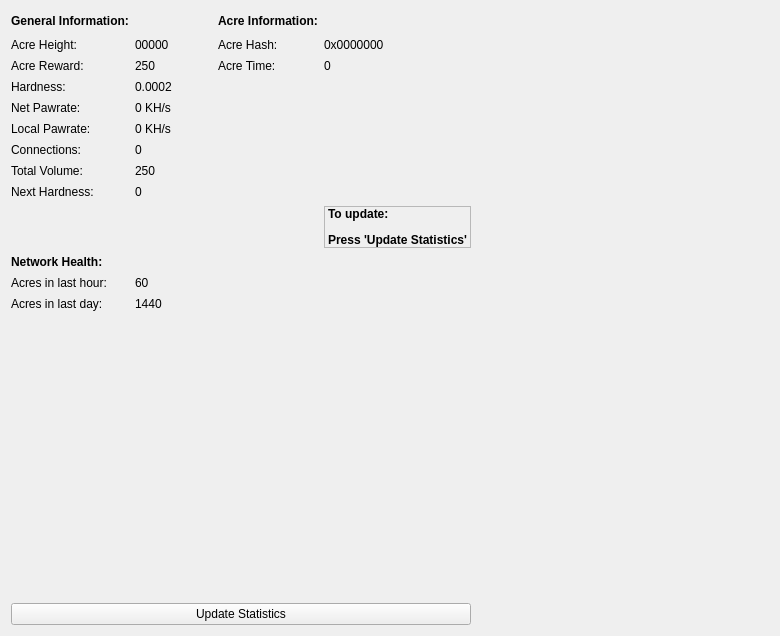
Above: src/qt/forms/statisticspage.ui from MrHFox/FoxHole_ before the change. Below: the same form after it.
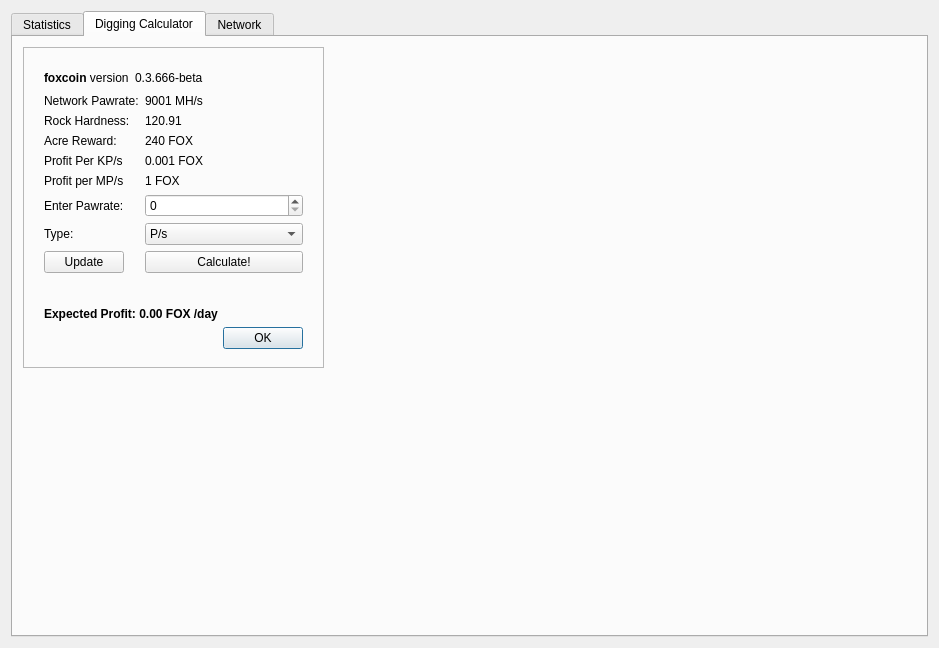
That is the form after the change. The open tabs and pages were chosen to show the change.

Commit message: Added More statistics and fixed makefiles

Diff of the .ui file:
```diff
--- a/src/qt/forms/statisticspage.ui
+++ b/src/qt/forms/statisticspage.ui
@@ -6,8 +6,8 @@
    <rect>
     <x>0</x>
     <y>0</y>
-    <width>780</width>
-    <height>636</height>
+    <width>939</width>
+    <height>648</height>
    </rect>
   </property>
   <property name="windowTitle">
@@ -17,20 +17,35 @@
    <property name="sizeConstraint">
     <enum>QLayout::SetMaximumSize</enum>
    </property>
-   <item row="2" column="0">
-    <spacer name="verticalSpacer_2">
-     <property name="orientation">
-      <enum>Qt::Vertical</enum>
+   <item row="0" column="1">
+    <widget class="QTabWidget" name="tabWidget">
+     <property name="sizePolicy">
+      <sizepolicy hsizetype="Expanding" vsizetype="Expanding">
+       <horstretch>0</horstretch>
+       <verstretch>0</verstretch>
+      </sizepolicy>
      </property>
-     <property name="sizeHint" stdset="0">
-      <size>
-       <width>20</width>
-       <height>40</height>
-      </size>
+     <property name="tabPosition">
+      <enum>QTabWidget::North</enum>
      </property>
-    </spacer>
-   </item>
-   <item row="1" column="0">
+     <property name="currentIndex">
+      <number>2</number>
+     </property>
+     <widget class="QWidget" name="tabWidgetPage1" native="true">
+      <attribute name="title">
+       <string>Statistics</string>
+      </attribute>
+      <widget class="QWidget" name="gridLayoutWidget">
+       <property name="geometry">
+        <rect>
+         <x>10</x>
+         <y>10</y>
+         <width>891</width>
+         <height>581</height>
+        </rect>
+       </property>
+       <layout class="QGridLayout" name="gridLayout_3">
+        <item row="0" column="0">
     <layout class="QGridLayout" name="gridLayout_2">
      <property name="leftMargin">
       <number>0</number>
@@ -303,20 +318,349 @@
        </property>
       </spacer>
      </item>
-    </layout>
-   </item>
-   <item row="3" column="0">
+          <item row="9" column="0">
+           <spacer name="verticalSpacer">
+            <property name="orientation">
+             <enum>Qt::Vertical</enum>
+            </property>
+            <property name="sizeHint" stdset="0">
+             <size>
+              <width>20</width>
+              <height>40</height>
+             </size>
+            </property>
+           </spacer>
+          </item>
+          <item row="2" column="5">
+           <widget class="QLabel" name="timeBox">
+            <property name="text">
+             <string>0</string>
+            </property>
+           </widget>
+          </item>
+         </layout>
+        </item>
+        <item row="0" column="1">
+         <spacer name="horizontalSpacer">
+          <property name="orientation">
+           <enum>Qt::Horizontal</enum>
+          </property>
+          <property name="sizeHint" stdset="0">
+           <size>
+            <width>40</width>
+            <height>20</height>
+           </size>
+          </property>
+         </spacer>
+        </item>
+        <item row="2" column="0">
+         <spacer name="verticalSpacer_2">
+          <property name="orientation">
+           <enum>Qt::Vertical</enum>
+          </property>
+          <property name="sizeHint" stdset="0">
+           <size>
+            <width>20</width>
+            <height>40</height>
+           </size>
+          </property>
+         </spacer>
+        </item>
+        <item row="1" column="0">
     <widget class="QPushButton" name="startButton">
+          <property name="sizePolicy">
+           <sizepolicy hsizetype="Preferred" vsizetype="Fixed">
+            <horstretch>0</horstretch>
+            <verstretch>0</verstretch>
+           </sizepolicy>
+          </property>
      <property name="text">
       <string>Update Statistics</string>
      </property>
     </widget>
    </item>
+       </layout>
+      </widget>
+     </widget>
+     <widget class="QWidget" name="tabWidgetPage2" native="true">
+      <attribute name="title">
+       <string>Digging Calculator</string>
+      </attribute>
+      <widget class="QFrame" name="frame">
+       <property name="geometry">
+        <rect>
+         <x>10</x>
+         <y>10</y>
+         <width>301</width>
+         <height>321</height>
+        </rect>
+       </property>
+       <property name="frameShape">
+        <enum>QFrame::StyledPanel</enum>
+       </property>
+       <property name="frameShadow">
+        <enum>QFrame::Raised</enum>
+       </property>
+       <widget class="QWidget" name="layoutWidget">
+        <property name="geometry">
+         <rect>
+          <x>10</x>
+          <y>10</y>
+          <width>281</width>
+          <height>303</height>
+         </rect>
+        </property>
+        <layout class="QVBoxLayout" name="verticalLayout_2">
+         <item>
+          <layout class="QHBoxLayout" name="horizontalLayout">
+           <item>
+            <widget class="QLabel" name="label_13">
+             <property name="cursor">
+              <cursorShape>IBeamCursor</cursorShape>
+             </property>
+             <property name="text">
+              <string>&lt;html&gt;&lt;head/&gt;&lt;body&gt;&lt;p&gt;&lt;span style=&quot; font-weight:600;&quot;&gt;foxcoin&lt;/span&gt; version&lt;/p&gt;&lt;/body&gt;&lt;/html&gt;</string>
+             </property>
+             <property name="textInteractionFlags">
+              <set>Qt::LinksAccessibleByMouse|Qt::TextSelectableByKeyboard|Qt::TextSelectableByMouse</set>
+             </property>
+            </widget>
+           </item>
+           <item>
+            <widget class="QLabel" name="versionLabel">
+             <property name="cursor">
+              <cursorShape>IBeamCursor</cursorShape>
+             </property>
+             <property name="text">
+              <string notr="true">0.3.666-beta</string>
+             </property>
+             <property name="textFormat">
+              <enum>Qt::RichText</enum>
+             </property>
+             <property name="textInteractionFlags">
+              <set>Qt::LinksAccessibleByMouse|Qt::TextSelectableByKeyboard|Qt::TextSelectableByMouse</set>
+             </property>
+            </widget>
+           </item>
+           <item>
+            <spacer name="horizontalSpacer_3">
+             <property name="orientation">
+              <enum>Qt::Horizontal</enum>
+             </property>
+             <property name="sizeHint" stdset="0">
+              <size>
+               <width>40</width>
+               <height>20</height>
+              </size>
+             </property>
+            </spacer>
+           </item>
+          </layout>
+         </item>
+         <item>
+          <layout class="QFormLayout" name="formLayout">
+           <property name="fieldGrowthPolicy">
+            <enum>QFormLayout::AllNonFixedFieldsGrow</enum>
+           </property>
+           <item row="0" column="0">
+            <widget class="QLabel" name="label_15">
+             <property name="text">
+              <string>Network Pawrate:</string>
+             </property>
+            </widget>
+           </item>
+           <item row="0" column="1">
+            <widget class="QLabel" name="pawrate">
+             <property name="text">
+              <string>9001 MH/s</string>
+             </property>
+            </widget>
+           </item>
+           <item row="1" column="0">
+            <widget class="QLabel" name="label_16">
+             <property name="text">
+              <string>Rock Hardness:</string>
+             </property>
+            </widget>
+           </item>
    <item row="1" column="1">
-    <spacer name="horizontalSpacer">
+            <widget class="QLabel" name="hardness">
+             <property name="text">
+              <string>120.91</string>
+             </property>
+            </widget>
+           </item>
+           <item row="3" column="0">
+            <widget class="QLabel" name="label_17">
+             <property name="text">
+              <string>Profit Per KP/s</string>
+             </property>
+            </widget>
+           </item>
+           <item row="3" column="1">
+            <widget class="QLabel" name="KP">
+             <property name="text">
+              <string>0.001 FOX</string>
+             </property>
+            </widget>
+           </item>
+           <item row="4" column="0">
+            <widget class="QLabel" name="label_18">
+             <property name="text">
+              <string>Profit per MP/s</string>
+             </property>
+            </widget>
+           </item>
+           <item row="4" column="1">
+            <widget class="QLabel" name="MP">
+             <property name="text">
+              <string>1 FOX</string>
+             </property>
+            </widget>
+           </item>
+           <item row="5" column="0">
+            <widget class="QLabel" name="label_19">
+             <property name="text">
+              <string>Enter Pawrate:</string>
+             </property>
+            </widget>
+           </item>
+           <item row="6" column="0">
+            <widget class="QLabel" name="label_20">
+             <property name="text">
+              <string>Type:</string>
+             </property>
+            </widget>
+           </item>
+           <item row="6" column="1">
+            <widget class="QComboBox" name="combo">
+             <item>
+              <property name="text">
+               <string>P/s</string>
+              </property>
+             </item>
+             <item>
+              <property name="text">
+               <string>KP/s</string>
+              </property>
+             </item>
+             <item>
+              <property name="text">
+               <string>MP/s</string>
+              </property>
+             </item>
+             <item>
+              <property name="text">
+               <string>GP/s</string>
+              </property>
+             </item>
+             <item>
+              <property name="text">
+               <string>TP/s</string>
+              </property>
+             </item>
+            </widget>
+           </item>
+           <item row="7" column="1">
+            <widget class="QPushButton" name="calc">
+             <property name="text">
+              <string>Calculate!</string>
+             </property>
+            </widget>
+           </item>
+           <item row="7" column="0">
+            <widget class="QPushButton" name="update">
+             <property name="text">
+              <string>Update</string>
+             </property>
+            </widget>
+           </item>
+           <item row="2" column="0">
+            <widget class="QLabel" name="label_21">
+             <property name="text">
+              <string>Acre Reward:</string>
+             </property>
+            </widget>
+           </item>
+           <item row="2" column="1">
+            <widget class="QLabel" name="reward">
+             <property name="text">
+              <string>240 FOX</string>
+             </property>
+            </widget>
+           </item>
+           <item row="5" column="1">
+            <widget class="QSpinBox" name="target">
+             <property name="maximum">
+              <number>999</number>
+             </property>
+            </widget>
+           </item>
+          </layout>
+         </item>
+         <item>
+          <spacer name="verticalSpacer_3">
      <property name="orientation">
+            <enum>Qt::Vertical</enum>
+           </property>
+           <property name="sizeHint" stdset="0">
+            <size>
+             <width>20</width>
+             <height>40</height>
+            </size>
+           </property>
+          </spacer>
+         </item>
+         <item>
+          <widget class="QLabel" name="end">
+           <property name="text">
+            <string>&lt;html&gt;&lt;head/&gt;&lt;body&gt;&lt;p&gt;&lt;span style=&quot; font-weight:600;&quot;&gt;Expected Profit: 0.00 FOX /day&lt;/span&gt;&lt;/p&gt;&lt;/body&gt;&lt;/html&gt;</string>
+           </property>
+          </widget>
+         </item>
+         <item>
+          <widget class="QDialogButtonBox" name="buttonBox">
+           <property name="orientation">
       <enum>Qt::Horizontal</enum>
      </property>
+           <property name="standardButtons">
+            <set>QDialogButtonBox::Ok</set>
+           </property>
+          </widget>
+         </item>
+        </layout>
+       </widget>
+      </widget>
+     </widget>
+     <widget class="QWidget" name="tab">
+      <attribute name="title">
+       <string>Network</string>
+      </attribute>
+      <widget class="QWidget" name="gridLayoutWidget_2">
+       <property name="geometry">
+        <rect>
+         <x>10</x>
+         <y>10</y>
+         <width>891</width>
+         <height>581</height>
+        </rect>
+       </property>
+       <layout class="QGridLayout" name="gridLayout_4">
+        <item row="1" column="0">
+         <widget class="QLabel" name="label_22">
+          <property name="text">
+           <string>Connected Nodes:</string>
+          </property>
+          <property name="alignment">
+           <set>Qt::AlignLeading|Qt::AlignLeft|Qt::AlignTop</set>
+          </property>
+         </widget>
+        </item>
+        <item row="0" column="2">
+         <spacer name="horizontalSpacer_5">
+          <property name="orientation">
+           <enum>Qt::Horizontal</enum>
+          </property>
      <property name="sizeHint" stdset="0">
       <size>
        <width>40</width>
@@ -324,6 +668,45 @@
       </size>
      </property>
     </spacer>
+        </item>
+        <item row="1" column="1">
+         <widget class="QLabel" name="nodes">
+          <property name="text">
+           <string>0.0.0.0: FoxCoin-QT 1.0</string>
+          </property>
+         </widget>
+        </item>
+        <item row="0" column="0">
+         <widget class="QLabel" name="label_23">
+          <property name="text">
+           <string>&lt;html&gt;&lt;head/&gt;&lt;body&gt;&lt;p&gt;&lt;span style=&quot; font-weight:600;&quot;&gt;Network Information:&lt;/span&gt;&lt;/p&gt;&lt;/body&gt;&lt;/html&gt;</string>
+          </property>
+         </widget>
+        </item>
+        <item row="3" column="0">
+         <spacer name="verticalSpacer_4">
+          <property name="orientation">
+           <enum>Qt::Vertical</enum>
+          </property>
+          <property name="sizeHint" stdset="0">
+           <size>
+            <width>20</width>
+            <height>40</height>
+           </size>
+          </property>
+         </spacer>
+        </item>
+        <item row="2" column="0">
+         <widget class="QPushButton" name="node">
+          <property name="text">
+           <string>Update</string>
+          </property>
+         </widget>
+        </item>
+       </layout>
+      </widget>
+     </widget>
+    </widget>
    </item>
   </layout>
  </widget>
```
Left out of the diff: 37 changed lines with no effect on the pictures. Lines whose indentation alone changed are shown as unchanged. The commit also changes 18 other files.
